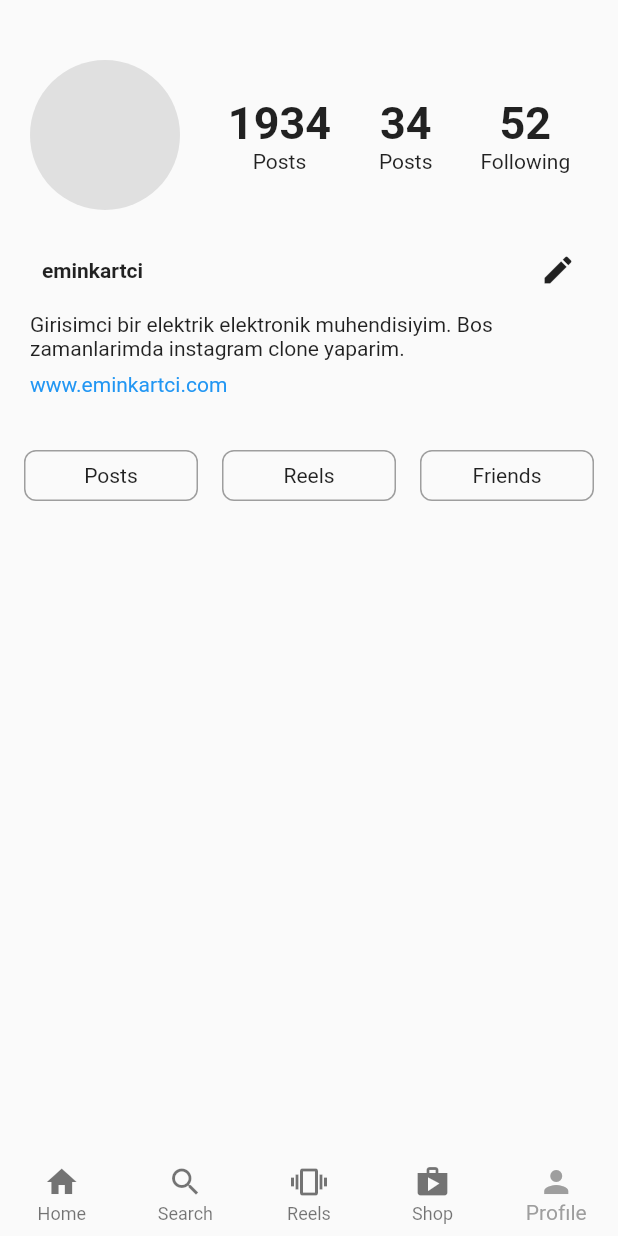
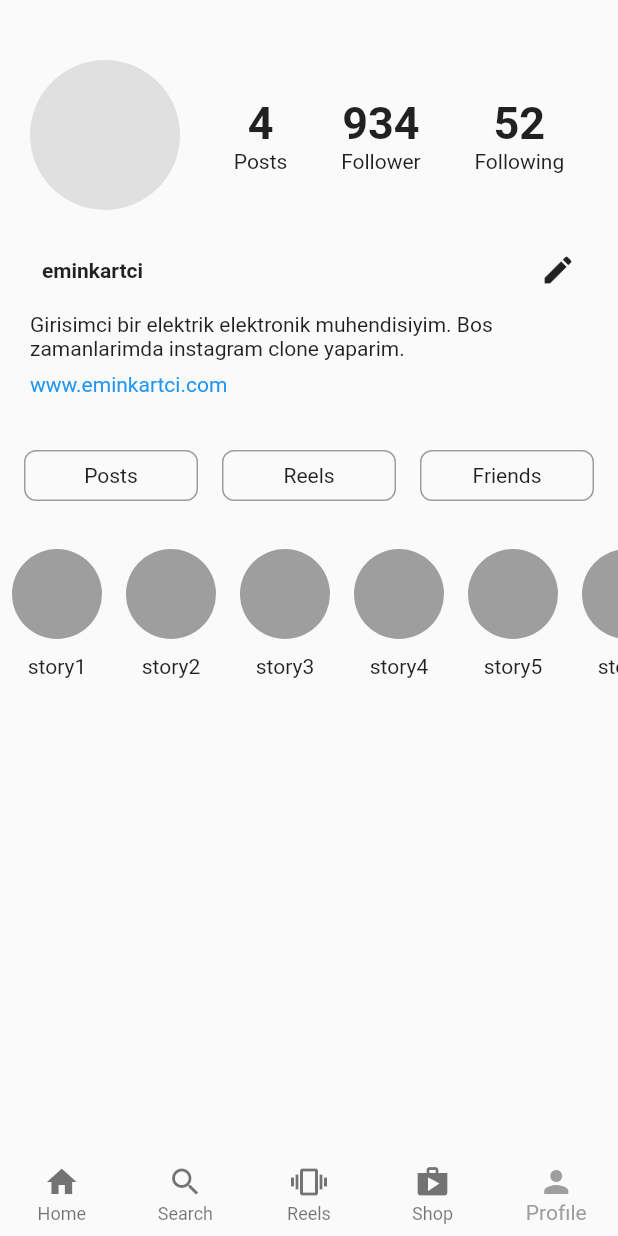
Before and after one commit to eminkartci/Flutter-Instagram-Clone, a Flutter app: the screen it shows after launch, item 5 of the bottom bar chosen, on a phone screen of 412 x 824 dp. Run offline on Flutter 3.47's test engine with Material 2 defaults, Android fonts, the light colour scheme and no system bars.

Commit message:
Profil Sayfası - Storyler eklendi

```diff
--- a/instagram_clone_amean/lib/pages/profile.dart
+++ b/instagram_clone_amean/lib/pages/profile.dart
@@ -1,11 +1,24 @@
 import 'package:flutter/material.dart';
+import 'package:instagram_clone_amean/pages/util/bubble_stories.dart';
 
 class ProfilePage extends StatelessWidget {
-  const ProfilePage({Key? key}) : super(key: key);
+  ProfilePage({Key? key}) : super(key: key);
+
+  // Final
+  final List stories = [
+    "story1",
+    "story2",
+    "story3",
+    "story4",
+    "story5",
+    "story6"
+  ];
 
   @override
   Widget build(BuildContext context) {
-    return Scaffold(
+    return DefaultTabController(
+      length: 4,
+      child: Scaffold(
           body: Column(
         crossAxisAlignment: CrossAxisAlignment.start,
         children: [
@@ -31,7 +44,7 @@ class ProfilePage extends StatelessWidget {
                           Column(
                             children: const [
                               Text(
-                              "1934",
+                                "4",
                                 style: TextStyle(
                                     fontWeight: FontWeight.bold, fontSize: 30),
                               ),
@@ -41,11 +54,11 @@ class ProfilePage extends StatelessWidget {
                           Column(
                             children: const [
                               Text(
-                              "34",
+                                "934",
                                 style: TextStyle(
                                     fontWeight: FontWeight.bold, fontSize: 30),
                               ),
-                            Text("Posts")
+                              Text("Follower")
                             ],
                           ),
                           Column(
@@ -144,8 +157,21 @@ class ProfilePage extends StatelessWidget {
                 ),
               ],
             ),
-        )
+          ),
+          Padding(
+            padding: const EdgeInsets.symmetric(vertical: 8.0),
+            child: Container(
+                height: 130,
+                child: ListView.builder(
+                  scrollDirection: Axis.horizontal,
+                  itemCount: 6,
+                  itemBuilder: (context, index) {
+                    return BubbleStory(username: stories[index]);
+                  },
+                )),
+          ),
         ],
-    ));
+      )),
+    );
   }
 }
```
Lines whose indentation alone changed are shown as unchanged.
